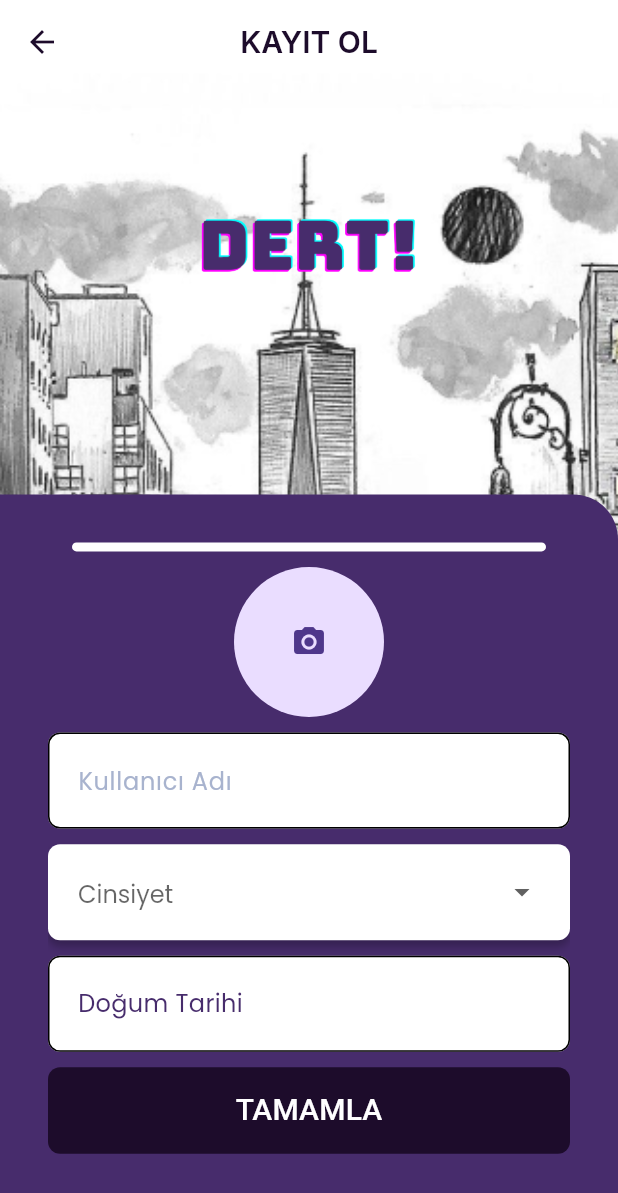
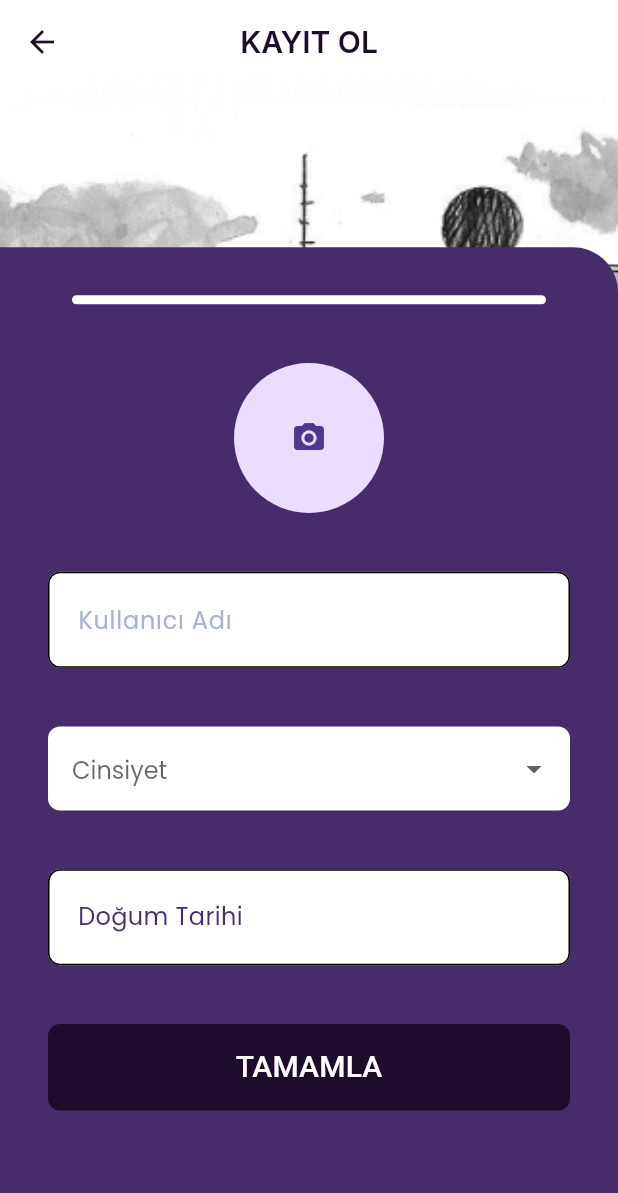
Before and after one commit to dumansl/dert, a Flutter app: the RegisterScreen screen opened directly, swiped to page 3, on a phone screen of 412 x 824 dp. Shown: the top 1193 px of the screen. Run offline on Flutter 3.47's test engine with Material 3 defaults, Android fonts, the phone set to English and light mode, and no system bars; drawn by our look-alikes of auto_size_text; our stand-ins replace cloud_firestore, firebase_auth, firebase_core, firebase_messaging, firebase_storage, google_fonts and 3 more; accounts and stored records are empty; generated files the repository leaves out were written again.

Commit message:
Updated Register Screen

```diff
--- a/lib/main.dart
+++ b/lib/main.dart
@@ -4,6 +4,9 @@ import 'package:dert/services/connectivity_services.dart';
 import 'package:dert/screens/screens.dart';
 import 'package:firebase_core/firebase_core.dart';
 import 'package:flutter/material.dart';
+import 'package:flutter/services.dart';
+import 'package:flutter_localizations/flutter_localizations.dart';
+import 'package:intl/intl.dart';
 import 'package:logger/logger.dart';
 import 'package:provider/provider.dart';
 
@@ -23,6 +26,9 @@ void main() async {
   await Firebase.initializeApp(
     options: DefaultFirebaseOptions.currentPlatform,
   );
+  SystemChrome.setPreferredOrientations(
+      [DeviceOrientation.portraitUp, DeviceOrientation.portraitDown]);
+  Intl.defaultLocale = 'tr_TR';
   logger.i('Uygulama başlatılıyor...');
   runApp(
     MultiProvider(
@@ -42,6 +48,14 @@ class DertMobileApp extends StatelessWidget {
   Widget build(BuildContext context) {
     return const MaterialApp(
       debugShowCheckedModeBanner: false,
+      localizationsDelegates: [
+        GlobalMaterialLocalizations.delegate,
+        GlobalCupertinoLocalizations.delegate,
+        GlobalWidgetsLocalizations.delegate,
+      ],
+      supportedLocales: [
+        Locale('tr', 'TR'),
+      ],
       home: LoginScreen(),
     );
   }
--- a/lib/screens/login_screens/register/register_content.dart
+++ b/lib/screens/login_screens/register/register_content.dart
@@ -23,6 +23,8 @@ class _RegisterContentState extends State<RegisterContent> {
   late String _username;
   late String _gender;
   late int _birthdate;
+
+  int _currentPageIndex = 0;
 
   void _onNameEntered(String firstName, String lastName) {
     setState(() {
@@ -57,7 +59,6 @@ class _RegisterContentState extends State<RegisterContent> {
     });
 
     try {
-      // Kullanıcı kaydını gerçekleştir
       final authService = Provider.of<AuthService>(context, listen: false);
       final user = await authService.createUserWithEmailAndPassword(
         name: _firstName,
@@ -70,14 +71,12 @@ class _RegisterContentState extends State<RegisterContent> {
       );
 
       if (user != null) {
-        // Kayıt başarılı, kullanıcıyı yönlendir
         debugPrint('Kayıt Tamamlandı');
         debugPrint('İsim: $_firstName $_lastName');
         debugPrint('E-posta: $_email');
         debugPrint('Kullanıcı Adı: $_username');
         debugPrint('Cinsiyet: $_gender');
         debugPrint('Doğum Tarihi: $_birthdate');
-        // Örneğin, anasayfaya yönlendirme yapabilirsiniz
         // Navigator.pushReplacementNamed(context, '/home');
       }
     } catch (e) {
@@ -91,8 +90,9 @@ class _RegisterContentState extends State<RegisterContent> {
     return Column(
       children: [
         Expanded(
-          flex: 40,
-          child: Center(
+          flex: _currentPageIndex == 2 ? 20 : 40,
+          child: _currentPageIndex != 2
+              ? Center(
                   child: Container(
                     width: ScreenUtil.getWidth(context) * 0.5,
                     height: ScreenUtil.getHeight(context) * 0.1,
@@ -103,10 +103,11 @@ class _RegisterContentState extends State<RegisterContent> {
                       ),
                     ),
                   ),
-          ),
+                )
+              : const SizedBox(),
         ),
         Expanded(
-          flex: 60,
+          flex: _currentPageIndex == 2 ? 80 : 60,
           child: Container(
             padding: EdgeInsets.all(ScreenPadding.padding32px),
             width: ScreenUtil.getWidth(context),
@@ -119,6 +120,11 @@ class _RegisterContentState extends State<RegisterContent> {
             child: PageView(
               physics: const NeverScrollableScrollPhysics(),
               controller: pageController,
+              onPageChanged: (index) {
+                setState(() {
+                  _currentPageIndex = index;
+                });
+              },
               children: [
                 NameContent(onNameEntered: _onNameEntered),
                 EmailPasswordContent(
--- a/lib/screens/login_screens/register/widgets/profile_content.dart
+++ b/lib/screens/login_screens/register/widgets/profile_content.dart
@@ -41,13 +41,14 @@ class _ProfileContentState extends State<ProfileContent> {
 
   @override
   Widget build(BuildContext context) {
-    return Form(
+    return SingleChildScrollView(
+      child: Form(
         key: _formKey,
         child: Column(
           children: [
             const RegisterDivider(),
             SizedBox(
-            height: MediaQuery.of(context).size.height * 0.5,
+              height: MediaQuery.of(context).size.height * 0.70,
               child: Column(
                 mainAxisAlignment: MainAxisAlignment.spaceEvenly,
                 children: [
@@ -112,6 +113,12 @@ class _ProfileContentState extends State<ProfileContent> {
                   CustomInputDatePicker(
                     onPressed: () => _selectBirthdate(context),
                     birthdate: _birthdate,
+                    validator: (value) {
+                      if (value == null) {
+                        return DertText.registerValidatorBirthdate;
+                      }
+                      return null;
+                    },
                   ),
                   CustomLoginButton(
                     text: DertText.registerComplete,
@@ -127,6 +134,7 @@ class _ProfileContentState extends State<ProfileContent> {
             ),
           ],
         ),
+      ),
     );
   }
 }
--- a/lib/screens/login_screens/widgets/custom_input_date_picker.dart
+++ b/lib/screens/login_screens/widgets/custom_input_date_picker.dart
@@ -4,11 +4,18 @@ import 'package:flutter/material.dart';
 class CustomInputDatePicker extends StatelessWidget {
   final VoidCallback onPressed;
   final int birthdate;
+  final FormFieldValidator<int>? validator;
   const CustomInputDatePicker(
-      {super.key, required this.onPressed, required this.birthdate});
+      {super.key,
+      required this.onPressed,
+      required this.birthdate,
+      this.validator});
 
   @override
   Widget build(BuildContext context) {
+    return FormField<int>(
+      validator: validator,
+      builder: (FormFieldState<int> state) {
         return InkWell(
           onTap: onPressed,
           child: InputDecorator(
@@ -27,6 +34,14 @@ class CustomInputDatePicker extends StatelessWidget {
               focusedBorder: OutlineInputBorder(
                 borderRadius: BorderRadius.circular(SizeRadius.radius8px),
               ),
+              errorBorder: OutlineInputBorder(
+                borderRadius: BorderRadius.circular(SizeRadius.radius8px),
+                borderSide: BorderSide(
+                  color: DertColor.frame.error,
+                  width: 1,
+                ),
+              ),
+              errorText: state.hasError ? state.errorText : null,
             ),
             child: Text(
               birthdate == 0
@@ -39,5 +54,8 @@ class CustomInputDatePicker extends StatelessWidget {
             ),
           ),
         );
+      },
+      initialValue: birthdate,
+    );
   }
 }
--- a/lib/screens/login_screens/widgets/custom_input_drop_down.dart
+++ b/lib/screens/login_screens/widgets/custom_input_drop_down.dart
@@ -26,31 +26,21 @@ class _CustomInputDropDownButtonState<T>
     extends State<CustomInputDropDownButton<T>> {
   @override
   Widget build(BuildContext context) {
-    return Container(
-      padding: const EdgeInsets.symmetric(horizontal: 20, vertical: 8),
-      decoration: ShapeDecoration(
-        color: Colors.white,
-        shape: RoundedRectangleBorder(borderRadius: BorderRadius.circular(8)),
-        shadows: const [
-          BoxShadow(
-            color: Color(0x3F000000),
-            blurRadius: 4,
-            offset: Offset(0, 4),
-            spreadRadius: 0,
-          )
-        ],
-      ),
-      child: DropdownButtonFormField<T>(
+    return DropdownButtonFormField<T>(
       items: widget.items,
       onChanged: widget.onChanged,
       value: widget.value,
       decoration: InputDecoration(
-          border: InputBorder.none,
+        filled: true,
+        fillColor: Colors.white,
+        border: OutlineInputBorder(
+          borderRadius: BorderRadius.circular(8),
+          borderSide: BorderSide.none,
+        ),
         hintText: widget.hintText,
       ),
       style: DertTextStyle.poppins.t16w400purple,
       validator: widget.validator,
-      ),
     );
   }
 }
--- a/lib/utils/constant/text.dart
+++ b/lib/utils/constant/text.dart
@@ -42,6 +42,7 @@ abstract class DertText {
   static String registerValidatorConfirmPassword =
       "Lütfen şifrenizi tekrar girin";
   static String registerConfirmPasswordError = "Parolalar uyuşmuyor";
+  static String registerValidatorBirthdate = "Lütfen Doğum Tarihini giriniz.";
   static String registerNext = "DEVAM ET";
   static String registerComplete = "TAMAMLA";
 }
```
Also changed, not shown: pubspec.yaml (+8 -0 lines), 29 other files. Lines whose indentation alone changed are shown as unchanged.
